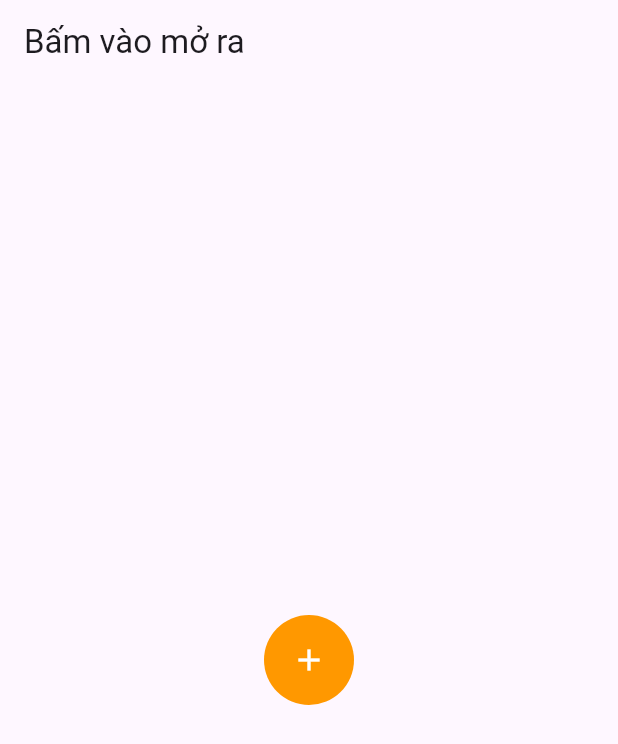
After one commit to duchl0202/custom_paint_flutter, a Flutter app: the BamVaoMoRa screen opened directly, on a phone screen of 412 x 824 dp. The commit adds this screen. Shown: the top 744 px of the screen. Run offline on Flutter 3.47's test engine with Material 3 defaults, Android fonts, the phone set to English and light mode, and no system bars.

Commit message:
chore: Add 'Bấm vào mở ra' animation widget and update dependencies

```diff
--- /dev/null
+++ b/lib/animation/nomal/bam_vao_mo_ra.dart
@@ -0,0 +1,119 @@
+import 'package:flutter/material.dart';
+import 'dart:math';
+
+import 'dart:math' as math;
+
+import 'package:flutter/material.dart';
+
+class BamVaoMoRa extends StatefulWidget {
+  @override
+  _BamVaoMoRaState createState() => _BamVaoMoRaState();
+}
+
+class _BamVaoMoRaState extends State<BamVaoMoRa>
+    with SingleTickerProviderStateMixin {
+  late AnimationController _controller;
+  late Animation<double> _rotationAnimation;
+  late Animation<double> _expandAnimation;
+
+  bool _isExpanded = false;
+
+  @override
+  void initState() {
+    super.initState();
+    _controller = AnimationController(
+      vsync: this,
+      duration: Duration(milliseconds: 500),
+    );
+
+    _rotationAnimation = Tween<double>(begin: 0.0, end: 2 * pi).animate(
+      CurvedAnimation(parent: _controller, curve: Curves.easeInOut),
+    );
+
+    _expandAnimation = Tween<double>(begin: 0.0, end: 70.0).animate(
+      CurvedAnimation(parent: _controller, curve: Curves.easeInOut),
+    );
+  }
+
+  @override
+  void dispose() {
+    _controller.dispose();
+    super.dispose();
+  }
+
+  void _toggleAnimation() {
+    if (_isExpanded) {
+      _controller.reverse();
+    } else {
+      _controller.forward();
+    }
+    _isExpanded = !_isExpanded;
+  }
+
+  @override
+  Widget build(BuildContext context) {
+    return Scaffold(
+      appBar: AppBar(
+        title: Text('Bấm vào mở ra'),
+      ),
+      body: Center(
+        child: GestureDetector(
+          onTap: _toggleAnimation,
+          child: AnimatedBuilder(
+            animation: _controller,
+            builder: (context, child) {
+              return Stack(
+                alignment: Alignment.center,
+                children: [
+                  for (int i = 0; i < 5; i++)
+                    Transform.translate(
+                      offset: Offset(
+                        _expandAnimation.value * cos(2 * pi * i / 5),
+                        _expandAnimation.value * sin(2 * pi * i / 5),
+                      ),
+                      child: CircleAvatar(
+                        radius: 20,
+                        backgroundColor: Colors.yellow,
+                        child: Icon(
+                          _getIconForIndex(i),
+                          color: Colors.black,
+                        ),
+                      ),
+                    ),
+                  Transform.rotate(
+                    angle: _rotationAnimation.value,
+                    child: const CircleAvatar(
+                      radius: 30,
+                      backgroundColor: Colors.orange,
+                      child: Icon(
+                        Icons.add,
+                        color: Colors.white,
+                      ),
+                    ),
+                  ),
+                ],
+              );
+            },
+          ),
+        ),
+      ),
+    );
+  }
+
+  IconData _getIconForIndex(int index) {
+    switch (index) {
+      case 0:
+        return Icons.image;
+      case 1:
+        return Icons.language;
+      case 2:
+        return Icons.videocam;
+      case 3:
+        return Icons.chat;
+      case 4:
+        return Icons.headphones;
+      default:
+        return Icons.star;
+    }
+  }
+}
--- a/lib/model.dart
+++ b/lib/model.dart
@@ -9,6 +9,7 @@ import 'package:flutter_custom_pain/animation/basic/tween_animation_example.dart
 import 'package:flutter_custom_pain/animation/basic/xoay_item_260_do.dart';
 import 'package:flutter_custom_pain/animation/nomal/animation_counter.dart';
 import 'package:flutter_custom_pain/animation/nomal/animation_load_listview.dart';
+import 'package:flutter_custom_pain/animation/nomal/bam_vao_mo_ra.dart';
 import 'package:flutter_custom_pain/custom_paint/avanced/clock.dart';
 import 'package:flutter_custom_pain/custom_paint/avanced/sun_system.dart';
 import 'package:flutter_custom_pain/custom_paint/basic/circle.dart';
@@ -252,4 +253,10 @@ final widgets = [
     type: WidgetType.animation,
     mode: Mode.intermediate,
   ),
+  WidgetModel(
+    title: 'Bấm vào mở ra',
+    widget: BamVaoMoRa(),
+    type: WidgetType.animation,
+    mode: Mode.intermediate,
+  ),
 ];
```
Also changed, not shown: pubspec.lock.
